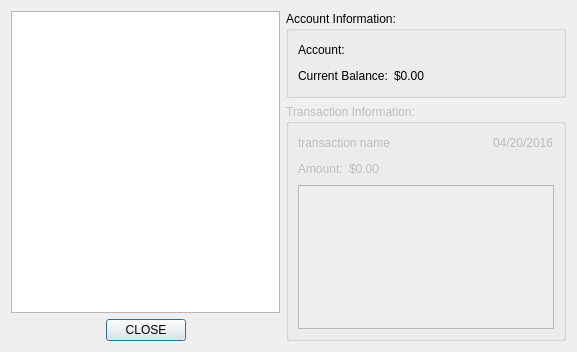
Qt form source/gui/information_dialogs/AccountInformation.ui (BeenEncoded/check_book_program) before a commit.
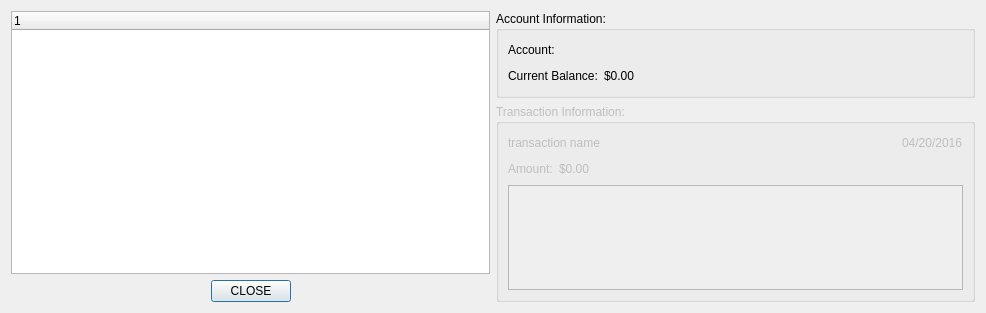
The same form after that commit.

Commit message: made transaction info list much nicer;

Patch:
```diff
--- a/source/gui/information_dialogs/AccountInformation.ui
+++ b/source/gui/information_dialogs/AccountInformation.ui
@@ -6,8 +6,8 @@
    <rect>
     <x>0</x>
     <y>0</y>
-    <width>577</width>
-    <height>352</height>
+    <width>986</width>
+    <height>313</height>
    </rect>
   </property>
   <property name="windowTitle">
@@ -17,7 +17,13 @@
    <item>
     <layout class="QVBoxLayout" name="verticalLayout_2">
      <item>
-      <widget class="QListWidget" name="list"/>
+      <widget class="QTreeWidget" name="list">
+       <column>
+        <property name="text">
+         <string notr="true">1</string>
+        </property>
+       </column>
+      </widget>
      </item>
      <item>
       <layout class="QHBoxLayout" name="horizontalLayout">
```
Left out of the diff: 30 changed lines with no effect on the pictures. The commit also changes 2 other files.
